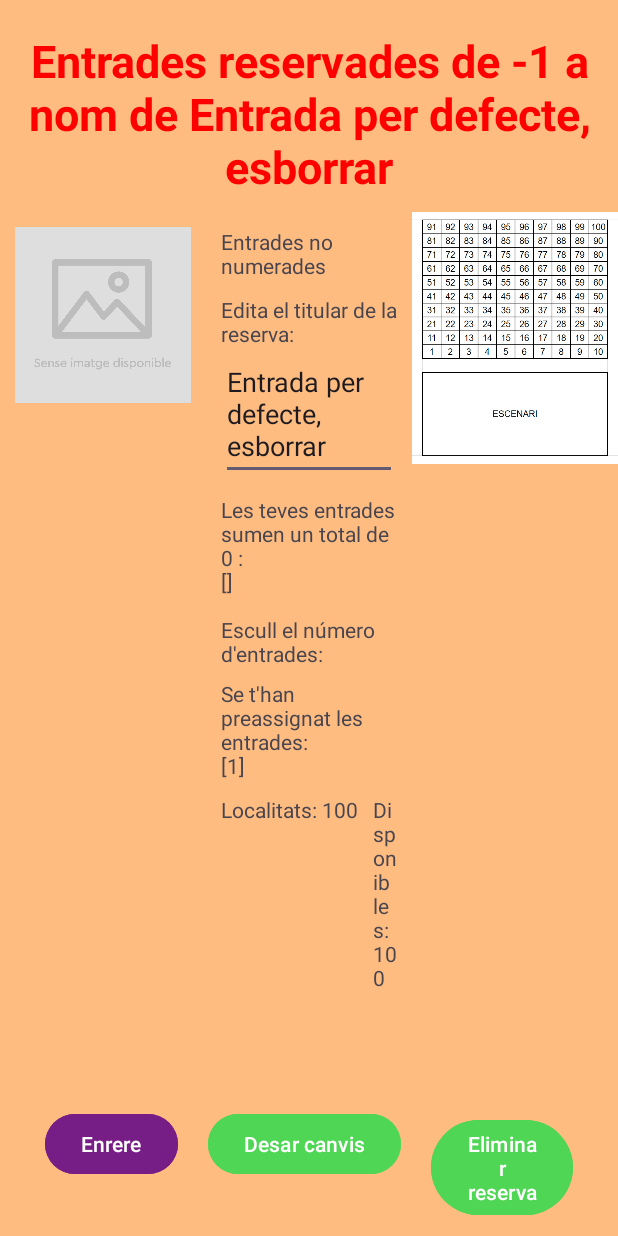
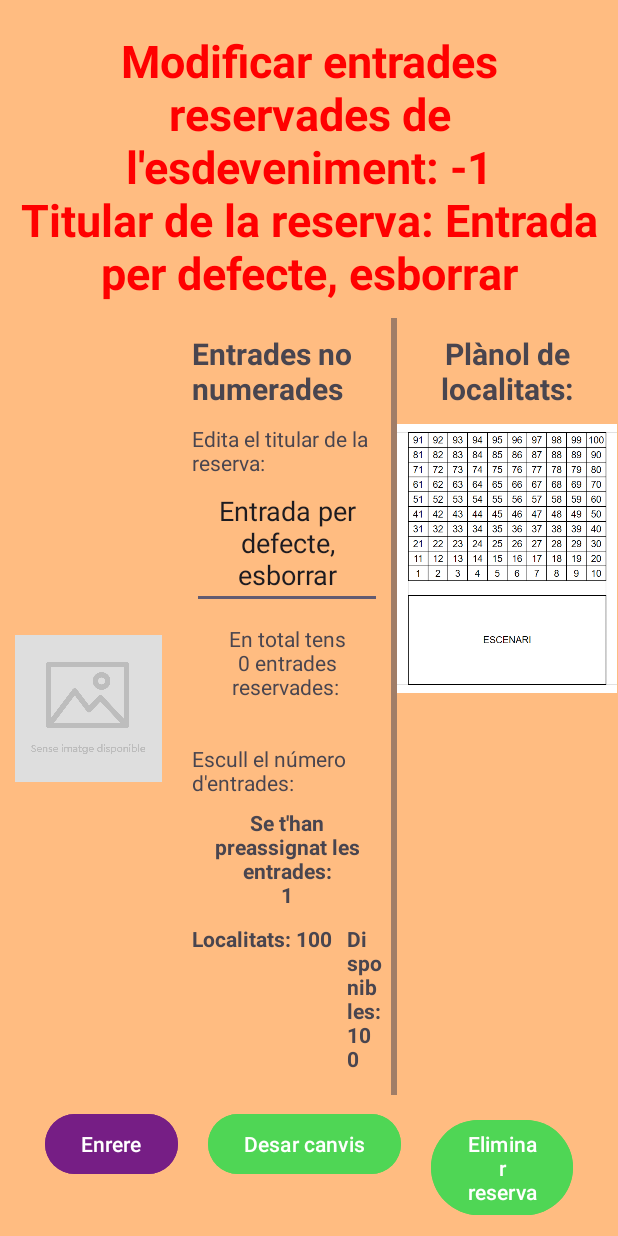
Before and after one commit to ASBcep/M07iM08_repte_1-Espai_Cultural_AlexS, an Android app: the Reservar screen opened directly, with no data from a screen before it, on a phone screen of 412 x 824 dp. Run offline under Robolectric (Android 15) with nearby library versions, the phone set to English and light mode, and no system bars.

```diff
--- a/app/src/main/java/asb/m07im08/espai_cultural_alexs/GestorEntrades.kt
+++ b/app/src/main/java/asb/m07im08/espai_cultural_alexs/GestorEntrades.kt
@@ -1,6 +1,7 @@
 package asb.m07im08.espai_cultural_alexs
 
 import android.content.Context
+import androidx.core.text.buildSpannedString
 
 object GestorEntrades {
     //retorna quantes entrades té algú
@@ -164,4 +165,13 @@ object GestorEntrades {
         }
         return modificat
     }
+    fun treureClaudatorsDelLlistat(string: String):String {
+        var stringSenseClaudators: String
+        stringSenseClaudators = string.substring(1, string.length - 1) // Elimina els caràcters de claudàtors
+
+        return stringSenseClaudators
+    }
+    fun ordenarEntrades(entrades: MutableList<Entrada>): MutableList<Entrada>{
+        TODO("per ordenar les entrades quan es desa el llistat d'esdeveniments")
+    }
 }
--- a/app/src/main/java/asb/m07im08/espai_cultural_alexs/JsonIO.kt
+++ b/app/src/main/java/asb/m07im08/espai_cultural_alexs/JsonIO.kt
@@ -82,6 +82,9 @@ object JsonIO {
         var esdeveniments: MutableList<Esdeveniment> = mutableListOf()
         try {
             val jsonArrayEsdeveniments = JSONArray()
+
+            //TODO("Ordenar les entrades abans de desar")
+            //GestorEntrades.ordenarEntrades()
 
             // Recórrer la llista d'esdeveniments i afegir-los a l'array JSON
             for (esdeveniment in Esdeveniment_Manager.esdeveniments) {
@@ -197,4 +200,11 @@ object JsonIO {
         GestorImatge.eliminarImatges(esdevenimentPerEliminar.id.toString(), context)
         return eliminat
     }
+    fun ordenarMutableListInt(llista: MutableList<Int>): MutableList<Int>{
+        //TODO("Funció que ordeni les llistes")
+        var llistaOrdenada = mutableListOf<Int>()
+        llistaOrdenada = llista.sorted().toMutableList()
+
+        return llistaOrdenada
+    }
 }
--- a/app/src/main/java/asb/m07im08/espai_cultural_alexs/Reservar.kt
+++ b/app/src/main/java/asb/m07im08/espai_cultural_alexs/Reservar.kt
@@ -40,6 +40,7 @@ class Reservar : AppCompatActivity() {
         val tvEntradesOcupades = findViewById<TextView>(R.id.tvEntradesOcupades)
         val tvLocalitatsTotal = findViewById<TextView>(R.id.tvLocalitatsTotal)
         val tvLocalitatsDisponibles = findViewById<TextView>(R.id.tvLocalitatsDisponibles)
+        val ivPlanellLocalitats = findViewById<ImageView>(R.id.ivPlanellLocalitats)
         val btnEnrere = findViewById<Button>(R.id.btnEnrere)
         val btnReservar = findViewById<Button>(R.id.btnReservar)
         val btnEliminar = findViewById<Button>(R.id.btnEliminar)
@@ -52,7 +53,11 @@ class Reservar : AppCompatActivity() {
         var eliminar = false
 
         //modifico contingut de views
-        tvEntradesOcupades.text = "Les entrades: \n" + GestorEntrades.entradesReservadesLlistat(esdevenimentThis).toString() + "\nno estan disponibles"
+        tvEntradesOcupades.text = "Les entrades: \n" + GestorEntrades.treureClaudatorsDelLlistat(
+            JsonIO.ordenarMutableListInt(
+                GestorEntrades.entradesReservadesLlistat(esdevenimentThis)
+            ).toString()
+        ) + "\nno estan disponibles"
         tvLocalitatsTotal.text = "Localitats: " + aforament
         tvLocalitatsDisponibles.text = "Disponibles: " + (GestorEntrades.entradesDisponiblesNumero(esdevenimentThis)).toString()
 
@@ -63,24 +68,28 @@ class Reservar : AppCompatActivity() {
         if (esdevenimentThis.numerat){
             if (novaReserva){
                 tvTriarEntrades.text = getString(R.string.reservartvTriarEntradesNum)
+                tvTitol.text = "Reservar entrada per l'esdeveniment: " + esdevenimentThis.nom
             } else {//modificar reserva
                 tvTriarEntrades.text = "Canvia l'entrada assignada:"
-                tvEntradesOriginals.text = "La teva entrada: " + entradaThis.id
+                tvTitol.text = "Modificar entrada reservada de l'esdeveniment: " + esdevenimentThis.nom + "\nTitular de la reserva: " + entradaThis.nom_reserva
+                tvEntradesOriginals.text = "Aquesta entrada és la número: " + entradaThis.id
             }
             tvTipusEntrades.text = "Entrades numerades"
             llistaSpinner = GestorEntrades.entradesDisponiblesLlistat(esdevenimentThis)
-            var numeroDEntradesAReservar = 1
+            /*var numeroDEntradesAReservar = 1
             for (id in 1..GestorEntrades.entradesDisponiblesNumero(esdevenimentThis)){
                 llistaSpinner.add(numeroDEntradesAReservar)
                 numeroDEntradesAReservar++
-            }
+            }*/
         } else {//no numerat
             if (novaReserva){
                 tvTriarEntrades.text = getString(R.string.reservartvTriarEntradesNoNum)
+                tvTitol.text = "Reservar entrades per l'esdeveniment: " + esdevenimentThis.nom
             } else {//modificar reserva
                 tvTriarEntrades.text = "Modifica el número d'entrades assignades:"
+                tvTitol.text = "Modificar entrades reservades de l'esdeveniment: " + esdevenimentThis.nom + "\nTitular de la reserva: " + entradaThis.nom_reserva
                 val llistatEntradesPersona = GestorEntrades.entradesPerPersonaLlistat(esdevenimentThis, entradaThis.nom_reserva)
-                tvEntradesOriginals.text = "Les teves entrades sumen un total de " + llistatEntradesPersona.count().toString()+ " : \n" + llistatEntradesPersona.toString()
+                tvEntradesOriginals.text = "En total tens " + llistatEntradesPersona.count().toString()+ " entrades reservades: \n" + GestorEntrades.treureClaudatorsDelLlistat(llistatEntradesPersona.toString())
             }
             tvTipusEntrades.text = "Entrades no numerades"
             for (id in 1..GestorEntrades.entradesDisponiblesNumero(esdevenimentThis)) {
@@ -91,12 +100,12 @@ class Reservar : AppCompatActivity() {
         }
         //cribo segons si la reserva és nova o existent
         if (novaReserva) {
-            tvTitol.text = "Reservar entrades per " + esdevenimentThis.nom
+            //tvTitol.text = "Reservar entrades per l'esdeveniment: " + esdevenimentThis.nom
             tvEntradesOriginals.visibility = View.GONE
             //tvEntradesAssignades.visibility = View.GONE
             btnEliminar.visibility = View.GONE
         } else {
-            tvTitol.text = "Entrades reservades de " + esdevenimentThis.nom + " a nom de " + entradaThis.nom_reserva
+            //tvTitol.text = "Entrades reservades de l'esdeveniment: " + esdevenimentThis.nom + " a nom de: " + entradaThis.nom_reserva
             tvTitularEntrades.text = "Edita el titular de la reserva:"
             etTitularEntrades.text = entradaThis.nom_reserva
             //llNumeradesNomPersona.visibility = View.GONE
@@ -104,6 +113,7 @@ class Reservar : AppCompatActivity() {
         }
         //introduir la llista que es mostrarà a l'spinner (desplegable)
         if (llistaSpinner.count() > 0){
+            llistaSpinner = JsonIO.ordenarMutableListInt(llistaSpinner)
             val adapter = ArrayAdapter(this, android.R.layout.simple_spinner_item, llistaSpinner)
             adapter.setDropDownViewResource(android.R.layout.simple_spinner_dropdown_item)
             spEntrades.adapter = adapter
@@ -127,15 +137,20 @@ class Reservar : AppCompatActivity() {
                 if (esdevenimentThis.numerat){
                     entradesPreassignades.clear()
                     entradesPreassignades.add(entradesTriades)
-                    tvEntradesAssignades.text = getString(R.string.reservartvEntradesAssignadesNum) + entradesPreassignades
+                    entradesPreassignades = JsonIO.ordenarMutableListInt(entradesPreassignades)
+                    tvEntradesAssignades.text = getString(R.string.reservartvEntradesAssignadesNum) + GestorEntrades.treureClaudatorsDelLlistat(entradesPreassignades.toString())
                 } else {
                     entradesPreassignades = GestorEntrades.trobarIdsDisponibles(esdevenimentThis.entrades, entradesTriades, aforament)
-                    tvEntradesAssignades.text = getString(R.string.reservartvEntradesAssignadesNoNum) + entradesPreassignades
+                    entradesPreassignades = JsonIO.ordenarMutableListInt(entradesPreassignades)
+                    tvEntradesAssignades.text = getString(R.string.reservartvEntradesAssignadesNoNum) + GestorEntrades.treureClaudatorsDelLlistat(entradesPreassignades.toString())
                 }
             }
             override fun onNothingSelected(parent: AdapterView<*>?) {
                 // No cal fer res aquí, ja que aquest mètode es crida quan no es selecciona cap ítem
             }
+        }
+        ivPlanellLocalitats.setOnClickListener{
+            Toast.makeText(this, "Si us plau, tria localitat al desplegable", Toast.LENGTH_SHORT).show()
         }
         //events dels buttons
         btnEnrere.setOnClickListener {
@@ -191,8 +206,6 @@ class Reservar : AppCompatActivity() {
                         Toast.makeText(this, "Si us plau, introdueix un nom per modificar la reserva", Toast.LENGTH_SHORT).show()
                     }
                 } else {//no numerat
-                    //TODO("Codi per modificar reserva no numerada")
-                    //GestorEntrades.modificarEntrada(this, esdevenimentThis,1,1)
                     if (!etTitularEntrades.text.toString().equals("")){
                         var mateixTitular = false
                         var mateixesEntrades = false
--- a/app/src/main/java/asb/m07im08/espai_cultural_alexs/Reserves.kt
+++ b/app/src/main/java/asb/m07im08/espai_cultural_alexs/Reserves.kt
@@ -78,6 +78,11 @@ class Reserves : AppCompatActivity() {
         // Assignar l'adaptador al RecyclerView
         recyclerView.adapter = adapter*/
 
+        val ivPlanellLocalitats = findViewById<ImageView>(R.id.ivPlanellLocalitats)
+        ivPlanellLocalitats.setOnClickListener{
+            Toast.makeText(this, "Si us plau, tria una entrada del llistat", Toast.LENGTH_SHORT).show()
+        }
+
         val btnEnrere = findViewById<Button>(R.id.btnEnrere)
         btnEnrere.setOnClickListener {
             setResult(RESULT_CANCELED)
--- a/app/src/main/res/layout/activity_reservar.xml
+++ b/app/src/main/res/layout/activity_reservar.xml
@@ -31,26 +31,25 @@
         android:layout_weight="1"
         android:orientation="horizontal">
         <LinearLayout
-            android:layout_width="wrap_content"
+            android:layout_width="0dp"
             android:layout_height="match_parent"
-            android:layout_weight="2"
+            android:layout_weight="1"
             android:layout_margin="10dp"
             android:orientation="vertical">
             <ImageView
                 android:id="@+id/ivHR"
                 android:layout_width="match_parent"
-                android:layout_height="0dp"
-                android:layout_weight="1"
+                android:layout_height="match_parent"
                 android:src="@drawable/escut"
                 android:adjustViewBounds="true"
-                android:scaleType="fitStart"/>
+                android:scaleType="fitCenter"/>
 
         </LinearLayout>
         <LinearLayout
-            android:layout_width="match_parent"
+            android:layout_width="0dp"
             android:layout_height="match_parent"
             android:orientation="horizontal"
-            android:layout_weight="1">
+            android:layout_weight="3">
             <ScrollView
                 android:layout_width="0dp"
                 android:layout_height="wrap_content"
@@ -60,18 +59,23 @@
                     android:layout_width="match_parent"
                     android:layout_height="wrap_content"
                     android:orientation="vertical"
-                    android:padding="10dp">
+                    android:padding="10dp"
+                    android:gravity="center_horizontal">
                     <TextView
                         android:id="@+id/tvTipusEntrades"
                         android:layout_width="wrap_content"
                         android:layout_height="wrap_content"
-                        android:text="Entrades [no] numerades"/>
+                        android:text="Entrades [no] numerades"
+                        android:layout_gravity="center_horizontal"
+                        android:textSize="20dp"
+                        android:textStyle="bold"/>
                     <LinearLayout
                         android:id="@+id/llNumeradesNomPersona"
-                        android:layout_width="wrap_content"
+                        android:layout_width="match_parent"
                         android:layout_height="wrap_content"
                         android:orientation="vertical"
-                        android:paddingTop="10dp">
+                        android:paddingTop="10dp"
+                        android:gravity="center_horizontal">
                         <TextView
                             android:id="@+id/tvTitularEntrades"
                             android:layout_width="wrap_content"
@@ -80,21 +84,24 @@
                         <EditText
                             android:id="@+id/etTitularEntrades"
                             android:layout_width="match_parent"
-                            android:layout_height="wrap_content"/>
+                            android:layout_height="wrap_content"
+                            android:textAlignment="center"/>
 
                     </LinearLayout>
                     <TextView
                         android:id="@+id/tvEntradesOriginals"
-                        android:layout_width="wrap_content"
+                        android:layout_width="match_parent"
                         android:layout_height="wrap_content"
                         android:text="Les teves entrades són les següents:\n X, Y, Z."
-                        android:paddingTop="10dp"/>
+                        android:paddingTop="10dp"
+                        android:textAlignment="center"/>
                     <LinearLayout
                         android:id="@+id/llSelectorEntrades"
-                        android:layout_width="wrap_content"
+                        android:layout_width="match_parent"
                         android:layout_height="wrap_content"
                         android:orientation="horizontal"
-                        android:paddingTop="10dp">
+                        android:paddingTop="10dp"
+                        android:gravity="center_horizontal">
                         <TextView
                             android:id="@+id/tvTriarEntrades"
                             android:layout_width="wrap_content"
@@ -111,13 +118,17 @@
                         android:layout_width="wrap_content"
                         android:layout_height="wrap_content"
                         android:text="Se t\'han preassignat les entrades X, Y, Z."
-                        android:paddingTop="10dp"/>
+                        android:paddingTop="10dp"
+                        android:textStyle="bold"
+                        android:textAlignment="center"/>
                     <TextView
                         android:id="@+id/tvEntradesOcupades"
                         android:layout_width="wrap_content"
                         android:layout_height="wrap_content"
                         android:text="Les entrades X, Y, Z no estan disponibles"
-                        android:paddingTop="10dp"/>
+                        android:paddingTop="10dp"
+                        android:textStyle="italic"
+                        android:textAlignment="center"/>
                     <LinearLayout
                         android:layout_width="wrap_content"
                         android:layout_height="wrap_content"
@@ -127,23 +138,55 @@
                             android:id="@+id/tvLocalitatsTotal"
                             android:layout_width="wrap_content"
                             android:layout_height="wrap_content"
-                            android:text="Localitats: XX"/>
+                            android:text="Localitats: XX"
+                            android:textStyle="bold"/>
                         <TextView
                             android:id="@+id/tvLocalitatsDisponibles"
                             android:layout_width="wrap_content"
                             android:layout_height="wrap_content"
                             android:text="Disponibles: YY"
-                            android:paddingLeft="10dp"/>
+                            android:paddingLeft="10dp"
+                            android:textStyle="bold"/>
                     </LinearLayout>
                 </LinearLayout>
             </ScrollView>
-            <ImageView
+            <!--ImageView
                 android:layout_width="0dp"
                 android:layout_height="match_parent"
                 android:src="@drawable/planell_localitats"
                 android:adjustViewBounds="true"
-                android:scaleType="fitStart"
-                android:layout_weight="1"/>
+                android:scaleType="fitCenter"
+                android:layout_weight="1"/-->
+            <LinearLayout
+                android:layout_width="0dp"
+                android:layout_height="wrap_content"
+                android:layout_weight="1"
+                android:orientation="vertical"
+                android:layout_gravity="center_horizontal">
+                <TextView
+                    android:id="@+id/tvTitolMap"
+                    android:layout_width="match_parent"
+                    android:layout_height="wrap_content"
+                    android:text="Plànol de localitats:"
+                    android:textAlignment="center"
+                    android:padding="10dp"
+                    android:textStyle="bold"
+                    android:textSize="20dp"/>
+                <LinearLayout
+                    android:layout_width="match_parent"
+                    android:layout_height="match_parent"
+                    android:orientation="vertical">
+                    <ImageView
+                        android:id="@+id/ivPlanellLocalitats"
+                        android:layout_width="wrap_content"
+                        android:layout_height="match_parent"
+                        android:src="@drawable/planol_localitats"
+                        android:adjustViewBounds="true"
+                        android:scaleType="fitStart"
+                        android:layout_weight="1"
+                        android:layout_gravity="center_horizontal"/>
+                </LinearLayout>
+            </LinearLayout>
         </LinearLayout>
     </LinearLayout>
     <LinearLayout
--- a/app/src/main/res/layout/activity_reserves.xml
+++ b/app/src/main/res/layout/activity_reserves.xml
@@ -97,9 +97,10 @@
                         android:layout_height="match_parent"
                         android:orientation="vertical">
                         <ImageView
+                            android:id="@+id/ivPlanellLocalitats"
                             android:layout_width="wrap_content"
                             android:layout_height="match_parent"
-                            android:src="@drawable/planell_localitats"
+                            android:src="@drawable/planol_localitats"
                             android:adjustViewBounds="true"
                             android:scaleType="fitStart"
                             android:layout_weight="1"
--- a/app/src/main/res/values/strings.xml
+++ b/app/src/main/res/values/strings.xml
@@ -5,6 +5,6 @@
     <string name="reservartvTriarEntradesNoNum">Escull el número d\'entrades:</string>
     <string name="reservartvTriarEntradesNum">Escull el número de l\'entrada:</string>
     <string name="reservartvEntradesAssignadesNoNum">Se t\'han preassignat les entrades:\n</string>
-    <string name="reservartvEntradesAssignadesNum">Preassignada entrada número:\n</string>
+    <string name="reservartvEntradesAssignadesNum">Preassignada entrada número:&#xA0;&#xA0;&#xA0;</string>
     <string name="noEntrades">No hi ha entrades disponibles</string>
 </resources>
```
Also changed, not shown: app/src/main/res/drawable/planol_localitats.png (renamed from app/src/main/res/drawable/planell_localitats.png).
